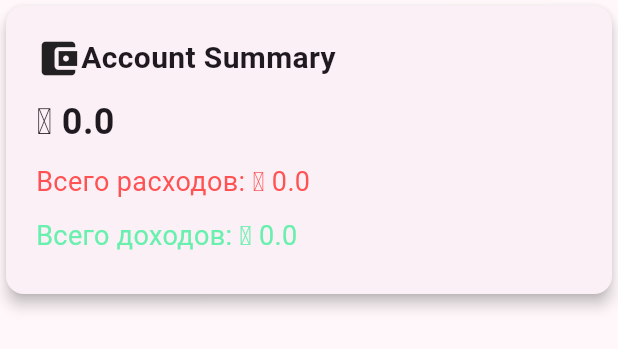
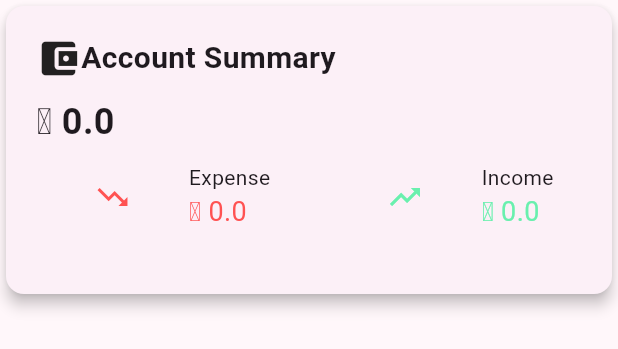
Before and after one commit to daniyar104/cash-mobile, a Flutter app: the AccountSummaryWidget widget shown alone on an empty page, opened directly, on a phone screen of 412 x 824 dp. Shown: the top 349 px of the screen. Run offline on Flutter 3.47's test engine with Material 3 defaults, Android fonts, the phone set to English and light mode, and no system bars; our stand-ins replace sembast, shared_preferences, sqflite, syncfusion_flutter_charts; accounts and stored records are empty.

Commit message:
(add): Add total expanse and total income in widget

```diff
--- a/lib/widgets/AccountSummaryWidget.dart
+++ b/lib/widgets/AccountSummaryWidget.dart
@@ -2,6 +2,8 @@ import 'package:flutter/material.dart';
 import 'package:shared_preferences/shared_preferences.dart';
 import 'package:untitled1/db/app_database_helper.dart';
 import 'package:untitled1/db/database_factory.dart';
+
+import 'TotalTransactionBalans.dart';
 
 class AccountSummaryWidget extends StatefulWidget{
   @override
@@ -10,8 +12,6 @@ class AccountSummaryWidget extends StatefulWidget{
 
 class _AccountSummaryWidgetState extends State<AccountSummaryWidget>{
   double userAmount = 0.0;
-  double totalExpenses = 0.0;
-  double totalIncomes = 0.0;
   int userId = 0;
 
   final AppDatabaseHelper _dbHelper = getDatabaseHelper();
@@ -30,8 +30,6 @@ class _AccountSummaryWidgetState extends State<AccountSummaryWidget>{
     final user = users.firstWhere((user) => user.id == userId);
     userAmount = user.amount;
 
-    totalExpenses = await _dbHelper.getUserExpensesTotal(userId);
-    totalIncomes = await _dbHelper.getUserIncomeTotal(userId);
     setState(() {});
   }
 
@@ -64,15 +62,7 @@ class _AccountSummaryWidgetState extends State<AccountSummaryWidget>{
                 style: TextStyle(fontSize: 24, fontWeight: FontWeight.bold),
               ),
               SizedBox(height: 10),
-              Text(
-                'Всего расходов: ₸ ${totalExpenses.toStringAsFixed(1)}',
-                style: TextStyle(fontSize: 18, color: Colors.redAccent),
-              ),
-              SizedBox(height: 10),
-              Text(
-                'Всего доходов: ₸ ${totalIncomes.toStringAsFixed(1)}',
-                style: TextStyle(fontSize: 18, color: Colors.greenAccent),
-              ),
+              TotalTransactionBalans(),
             ],
           ),
         ),
--- /dev/null
+++ b/lib/widgets/TotalTransactionBalans.dart
@@ -0,0 +1,63 @@
+import 'package:flutter/material.dart';
+import 'package:shared_preferences/shared_preferences.dart';
+
+import '../db/app_database_helper.dart';
+import '../db/database_factory.dart';
+
+class TotalTransactionBalans extends StatefulWidget {
+  const TotalTransactionBalans({super.key});
+
+  @override
+  State<TotalTransactionBalans> createState() => _TotalTransactionBalansState();
+}
+
+class _TotalTransactionBalansState extends State<TotalTransactionBalans> {
+  double totalExpenses = 0.0;
+  double totalIncomes = 0.0;
+  int userId = 0;
+  final AppDatabaseHelper _dbHelper = getDatabaseHelper();
+  initState() {
+    super.initState();
+    _loadTotalExpenses();
+  }
+  Future<void> _loadTotalExpenses() async {
+    final prefs = await SharedPreferences.getInstance();
+    userId = prefs.getInt('userId') ?? 0;
+
+    totalExpenses = await _dbHelper.getUserExpensesTotal(userId);
+    totalIncomes = await _dbHelper.getUserIncomeTotal(userId);
+
+    setState(() {});
+  }
+  @override
+  Widget build(BuildContext context) {
+    return Row(
+      mainAxisAlignment: MainAxisAlignment.spaceEvenly,
+      children: [
+        Icon(Icons.trending_down, color: Colors.redAccent),
+        Column(
+          crossAxisAlignment: CrossAxisAlignment.start,
+          children: [
+            Text("Expense",),
+            Text(
+              '₸ ${totalExpenses.toStringAsFixed(1)}',
+              style: TextStyle(fontSize: 18, color: Colors.redAccent),
+            ),
+          ],
+        ),
+        SizedBox(height: 10),
+        Icon(Icons.trending_up, color: Colors.greenAccent),
+        Column(
+          crossAxisAlignment: CrossAxisAlignment.start,
+          children: [
+            Text("Income",),
+            Text(
+              '₸ ${totalIncomes.toStringAsFixed(1)}',
+              style: TextStyle(fontSize: 18, color: Colors.greenAccent),
+            ),
+          ],
+        ),
+      ],
+    );
+  }
+}
```
